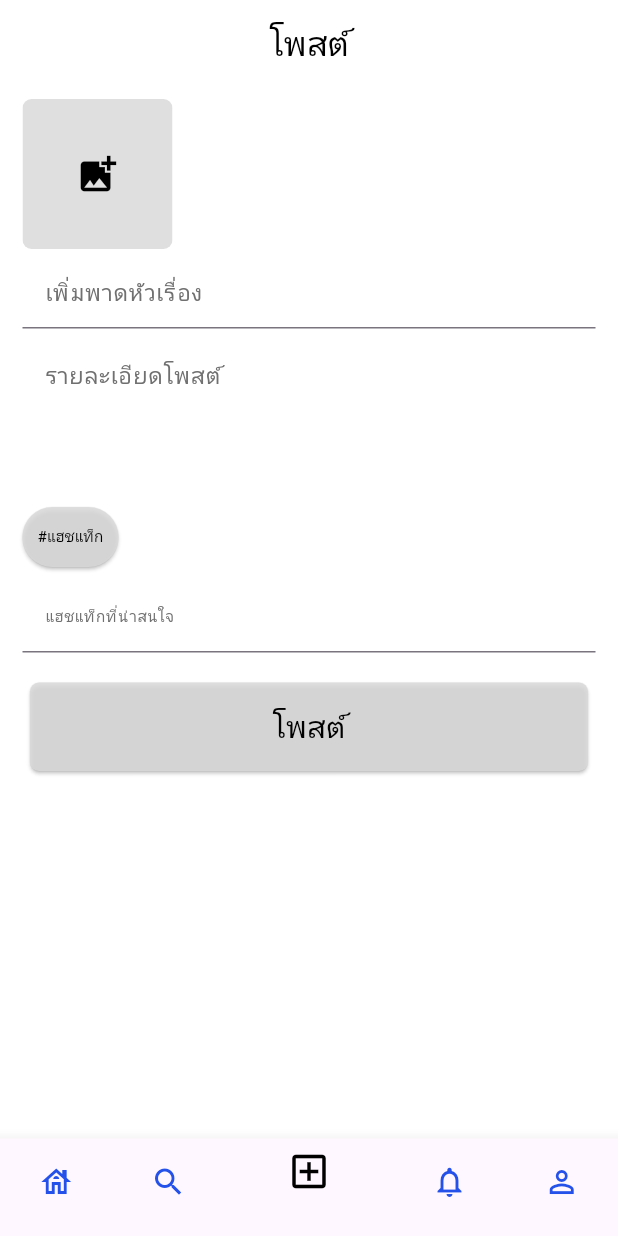
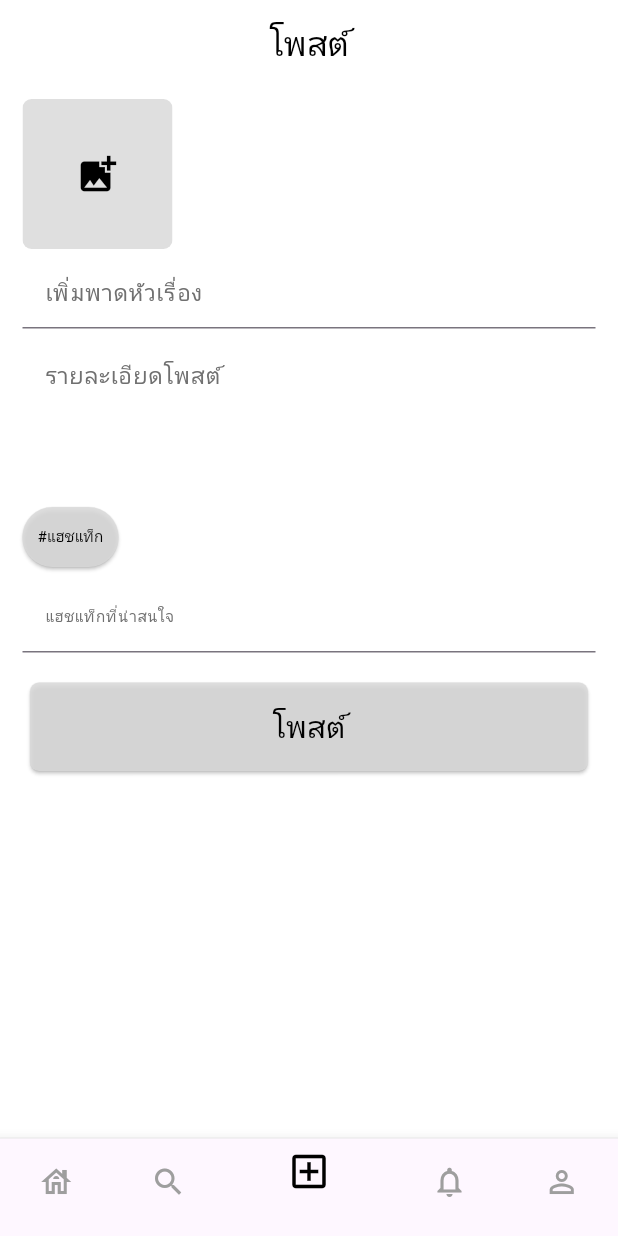
Before and after one commit to xMe0x/project_weebworld, a Flutter app: the screen it shows after launch, item 3 of the bottom bar chosen, on a phone screen of 412 x 824 dp. Run offline on Flutter 3.47's test engine with Material 3 defaults, Android fonts, the phone set to English and light mode, and no system bars; our stand-ins replace carousel_slider, image_picker, shared_preferences.

Commit message:
craete profile screen and notification screen

```diff
--- a/lib/detail_post_screen.dart
+++ b/lib/detail_post_screen.dart
@@ -7,7 +7,11 @@ class PostDetailScreen extends StatelessWidget {
   const PostDetailScreen({Key? key, required this.post}) : super(key: key);
 
   @override
+
   Widget build(BuildContext context) {
-    return Scaffold( );
+    return Scaffold(
+
+
+     );
   }
 }
--- a/lib/home_screen.dart
+++ b/lib/home_screen.dart
@@ -1,6 +1,9 @@
 import 'package:flutter/material.dart';
+import 'package:project_weebworld/homepage.dart';
 import 'package:project_weebworld/navbarComponent.dart';
+import 'package:project_weebworld/notification.dart';
 import 'package:project_weebworld/post_screen.dart';
+import 'package:project_weebworld/profile.dart';
 import 'package:project_weebworld/tag_search_screen.dart';
 
 class HomeScreen extends StatefulWidget {
@@ -14,22 +17,31 @@ class _HomeScreenState extends State<HomeScreen> {
   int _selectedIndex = 0;
 
   final Map<int, Map<String, Widget>> _navigation = {
-    0: {"title": const Text("Home"), "screen": Container()},
+    0: {"title": const Text("Home"), "screen": Homepage()},
     1: {"title": const Text("Search"), "screen": TagSearchScreen()},
     2: {"title": const Text("Favorite"), "screen": const PostScreen()},
+    3: {"title": const Text("notification"), "screen": const NotificationPage()},
+    4: {"title": const Text("profile"), "screen": const Profile()},
   };
 
-  final List<int> _hideAppBarScreens = [2];
+  final List<int> _hideAppBarScreens = [2,3,4];
 
   @override
   Widget build(BuildContext context) {
     return MaterialApp(
+      theme: ThemeData(
+        bottomNavigationBarTheme: BottomNavigationBarThemeData(
+          backgroundColor: Colors.white,
+          selectedItemColor: Colors.black,
+          unselectedItemColor: Colors.grey,
+        ),
+      ),
       home: Scaffold(
         backgroundColor: Colors.white,
-        appBar:
-            _hideAppBarScreens.contains(_selectedIndex)
-                ? null // ถ้า index อยู่ใน list ให้ซ่อน AppBar
+        appBar: _hideAppBarScreens.contains(_selectedIndex)
+            ? null
             : AppBar(
+                backgroundColor: Colors.white,
                 title: Padding(
                   padding: const EdgeInsets.only(left: 15, top: 10),
                   child: Text(
@@ -42,16 +54,10 @@ class _HomeScreenState extends State<HomeScreen> {
                 ),
                 actions: [
                   Padding(
-                      padding: const EdgeInsets.symmetric(
-                        horizontal: 16,
-                        vertical: 10,
-                      ),
+                    padding: const EdgeInsets.symmetric(horizontal: 16, vertical: 10),
                     child: Container(
                       width: 200,
-                        padding: EdgeInsets.symmetric(
-                          horizontal: 16,
-                          vertical: 10,
-                        ),
+                      padding: EdgeInsets.symmetric(horizontal: 16, vertical: 10),
                       decoration: BoxDecoration(
                         border: Border.all(color: Colors.black54, width: 0.5),
                         borderRadius: BorderRadius.circular(50),
@@ -68,12 +74,10 @@ class _HomeScreenState extends State<HomeScreen> {
                   ),
                 ],
               ),
-
         body: IndexedStack(
           index: _selectedIndex,
           children: _navigation.values.map((page) => page["screen"]!).toList(),
         ),
-
         bottomNavigationBar: Navigationmap(
           onItemTapped: (index) {
             setState(() {
--- /dev/null
+++ b/lib/homepage.dart
@@ -0,0 +1,127 @@
+import 'package:flutter/material.dart';
+import 'package:project_weebworld/navbarComponent.dart';
+import 'package:project_weebworld/data/PostStorage.dart';
+import 'package:project_weebworld/data/postdata.dart';
+/* import 'dart:typed_data'; */
+
+class Homepage extends StatefulWidget {
+  const  Homepage({super.key});
+
+  @override
+  State<Homepage> createState() => _HomepageState();
+}
+
+class _HomepageState extends State<Homepage> {
+  late Future<List<Postdata>> _posts;
+
+  @override
+  void initState() {
+    super.initState();
+    _posts = _loadPosts(); // โหลดโพสต์ตอนเริ่มต้นแอป
+  }
+
+  // ฟังก์ชันโหลดโพสต์จาก SharedPreferences
+  Future<List<Postdata>> _loadPosts() async {
+    await PostStorage.loadPosts();
+    return Postdata.getAllPosts();
+  }
+
+  @override
+  Widget build(BuildContext context) {
+    return MaterialApp(
+
+      home: Scaffold(
+        backgroundColor: Colors.white,
+
+        body: FutureBuilder<List<Postdata>>(
+          future: _posts,
+          builder: (context, snapshot) {
+            if (snapshot.connectionState == ConnectionState.waiting) {
+
+              return Center(child: CircularProgressIndicator());
+            } else if (snapshot.hasError) {
+
+              return Center(child: Text("Error loading posts"));
+            } else if (!snapshot.hasData || snapshot.data!.isEmpty) {
+
+              return Center(child: Text("No posts available"));
+            }
+
+            final posts = snapshot.data!; // ดึงโพสต์ทั้งหมดที่โหลดมาได้
+
+            return Padding(
+              padding: const EdgeInsets.all(8.0),
+              child: GridView.builder(
+
+                itemCount: posts.length, // จำนวนโพสต์ทั้งหมด
+                gridDelegate: const SliverGridDelegateWithFixedCrossAxisCount(
+                  crossAxisCount: 2, // แสดง 2 คอลัมน์
+                  crossAxisSpacing: 10,
+                  mainAxisSpacing: 10,
+                  childAspectRatio: 0.75,
+                ),
+                itemBuilder: (context, index) {
+                  return _buildPostCard(posts[index]); // สร้างการ์ดแต่ละโพสต์
+                },
+              ),
+            );
+          },
+        ),
+      ),
+    );
+  }
+
+  // ฟังก์ชันสร้างการ์ดโพสต์แต่ละอัน
+  Widget _buildPostCard(Postdata post) {
+    return Card(
+      shape: RoundedRectangleBorder(borderRadius: BorderRadius.circular(10)),
+      elevation: 3,
+      child: Column(
+        crossAxisAlignment: CrossAxisAlignment.start,
+        children: [
+          // แสดงรูปภาพของโพสต์
+          ClipRRect(
+            borderRadius: BorderRadius.vertical(top: Radius.circular(10)),
+            child: post.image1 != null
+                ? Image.memory(
+                    post.image1!,
+                    height: 120,
+                    width: double.infinity,
+                    fit: BoxFit.cover, // ปรับขนาดให้พอดีกับพื้นที่
+                  )
+                : Container(
+                    height: 120,
+                    color: Colors.grey[300], // พื้นหลังสีเทาหากไม่มีรูป
+                    child: Center(child: Icon(Icons.image, size: 40, color: Colors.grey[600])),
+                  ),
+          ),
+          Padding(
+            padding: const EdgeInsets.all(8.0),
+            child: Text(
+              post.title, // ชื่อโพสต์
+              style: TextStyle(fontWeight: FontWeight.bold, fontSize: 14),
+              maxLines: 2,
+              overflow: TextOverflow.ellipsis,
+            ),
+          ),
+          Padding(
+            padding: const EdgeInsets.symmetric(horizontal: 8.0),
+            child: Row(
+              mainAxisAlignment: MainAxisAlignment.spaceBetween,
+              children: [
+                Text("admin", style: TextStyle(color: Colors.grey, fontSize: 12)), // แสดงชื่อ admin
+                Row(
+                  children: [
+                    Icon(Icons.favorite, size: 16, color: Colors.red),
+                    SizedBox(width: 4),
+                    Text("107", style: TextStyle(fontSize: 12)),
+                  ],
+                ),
+              ],
+            ),
+          ),
+        ],
+      ),
+    );
+  }
+}
--- a/lib/navbarComponent.dart
+++ b/lib/navbarComponent.dart
@@ -1,52 +1,57 @@
 import 'package:flutter/material.dart';
 
 class Navigationmap extends StatefulWidget {
-  final Function(int) onItemTapped; // เพิ่ม callback function
-  final int selectedIndex; // รับค่าปัจจุบัน
+  final Function(int) onItemTapped;
+  final int selectedIndex;
 
   const Navigationmap({super.key, required this.onItemTapped, required this.selectedIndex});
 
   @override
-  State<Navigationmap> createState() => _Navigationmap();
+  State<Navigationmap> createState() => _NavigationmapState();
 }
-  class _Navigationmap extends State<Navigationmap>{
 
-
+class _NavigationmapState extends State<Navigationmap> {
   @override
   Widget build(BuildContext context) {
-    return BottomNavigationBar(
-
-        currentIndex: widget.selectedIndex, // ใช้ค่าจาก HomeScreen
+    return Container(
+      decoration: BoxDecoration(
+        color: Colors.white,
+        border: Border(top: BorderSide(color: Colors.grey.shade300, width: 0.5)),
+      ),
+      child: BottomNavigationBar(
+        backgroundColor: Colors.white,
+        currentIndex: widget.selectedIndex,
         onTap: (index) {
-        widget.onItemTapped(index); // ส่งค่าไปที่ HomeScreen
+          widget.onItemTapped(index);
         },
-      selectedItemColor: const Color.fromARGB(255, 0, 0, 0),
+        selectedItemColor: Colors.black,
+        unselectedItemColor: Colors.grey,
         selectedIconTheme: IconThemeData(
           size: 30,
         ),
-      unselectedItemColor: const Color.fromARGB(255, 35, 81, 233),
         items: [
-         const BottomNavigationBarItem(
+          BottomNavigationBarItem(
             icon: Icon(Icons.house_outlined),
             label: "",
           ),
-        const BottomNavigationBarItem(
+          BottomNavigationBarItem(
             icon: Icon(Icons.search),
             label: "",
           ),
-        const BottomNavigationBarItem(
+          BottomNavigationBarItem(
             icon: Icon(Icons.add_box_outlined),
             label: "",
           ),
-        const BottomNavigationBarItem(
+          BottomNavigationBarItem(
             icon: Icon(Icons.notifications_none_outlined),
             label: "",
           ),
-        const BottomNavigationBarItem(
+          BottomNavigationBarItem(
             icon: Icon(Icons.person_outline),
             label: "",
           ),
         ],
+      ),
     );
   }
 }
--- a/pubspec.yaml
+++ b/pubspec.yaml
@@ -70,6 +70,7 @@ flutter:
       - assets/images/banner/banner1.png
       - assets/images/banner/banner2.png
       - assets/images/banner/banner3.png
+      - assets/images/user/user2.jpg
 
   # An image asset can refer to one or more resolution-specific "variants", see
   # https://flutter.dev/to/resolution-aware-images
```
Also changed, not shown: lib/notification.dart (added, +47 -0 lines), lib/profile.dart (added, +179 -0 lines). Lines whose indentation alone changed are shown as unchanged.
